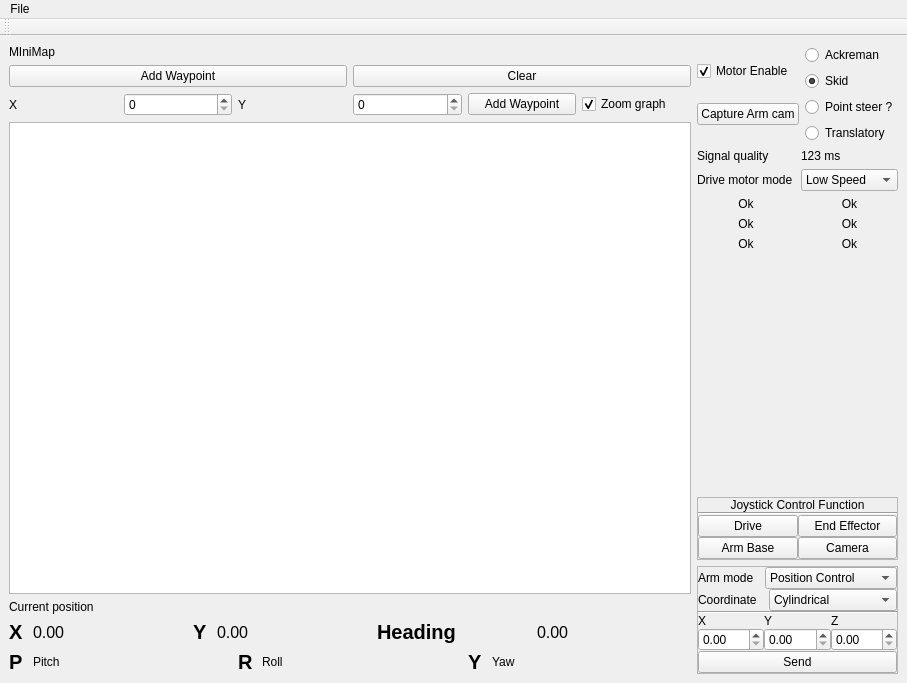
mcgill-robotics-archive/rover-2015, file catkin_ws/src/hci/ui_files/MainWindow_V4.ui: the form before one commit.
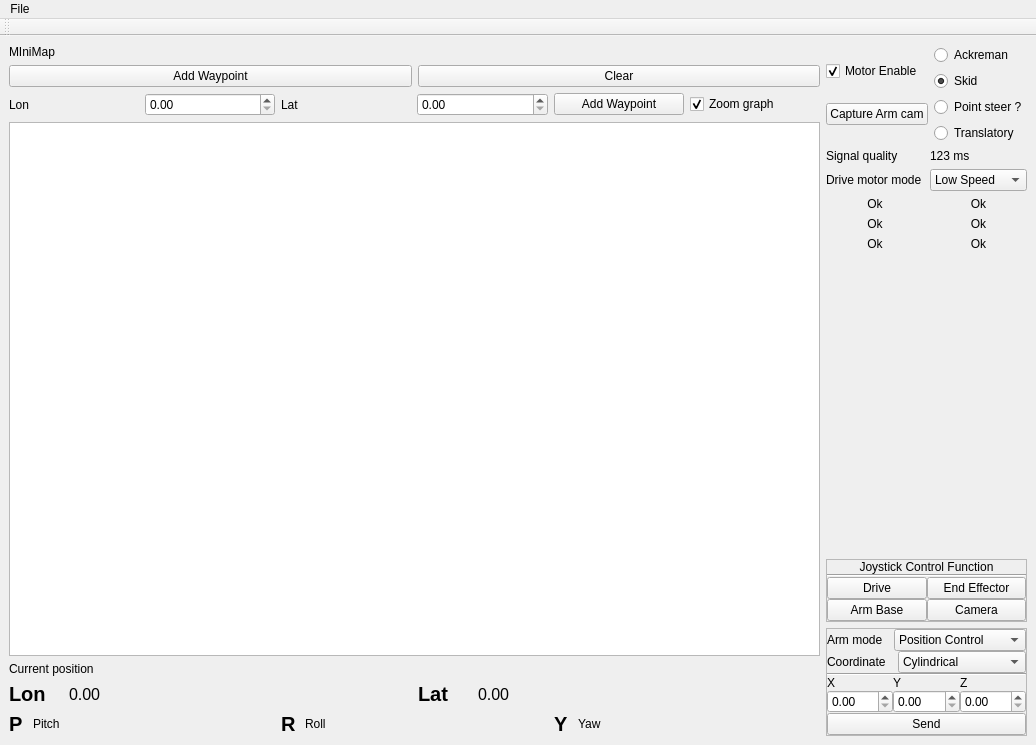
The form after the commit. Custom widgets are drawn as their Qt base class.

Commit message: implemented dms display of position, fixed axis consistancy in minimap,

```diff
--- a/catkin_ws/src/hci/ui_files/MainWindow_V4.ui
+++ b/catkin_ws/src/hci/ui_files/MainWindow_V4.ui
@@ -6,8 +6,8 @@
    <rect>
     <x>0</x>
     <y>0</y>
-    <width>907</width>
-    <height>683</height>
+    <width>1036</width>
+    <height>745</height>
    </rect>
   </property>
   <property name="windowTitle">
@@ -47,22 +47,22 @@
         <item>
          <widget class="QLabel" name="label_6">
           <property name="text">
-           <string>X</string>
+           <string>Lon</string>
           </property>
          </widget>
         </item>
         <item>
-         <widget class="QSpinBox" name="x"/>
+         <widget class="QDoubleSpinBox" name="x"/>
         </item>
         <item>
          <widget class="QLabel" name="label_7">
           <property name="text">
-           <string>Y</string>
+           <string>Lat</string>
           </property>
          </widget>
         </item>
         <item>
-         <widget class="QSpinBox" name="y"/>
+         <widget class="QDoubleSpinBox" name="y"/>
         </item>
         <item>
          <widget class="QPushButton" name="addMarkedWaypoint">
@@ -99,7 +99,7 @@
          <widget class="QLabel" name="label_12">
           <property name="maximumSize">
            <size>
-            <width>18</width>
+            <width>54</width>
             <height>16777215</height>
            </size>
           </property>
@@ -111,7 +111,7 @@
            </font>
           </property>
           <property name="text">
-           <string>X</string>
+           <string>Lon</string>
           </property>
          </widget>
         </item>
@@ -131,7 +131,7 @@
          <widget class="QLabel" name="label_15">
           <property name="maximumSize">
            <size>
-            <width>18</width>
+            <width>54</width>
             <height>16777215</height>
            </size>
           </property>
@@ -143,38 +143,12 @@
            </font>
           </property>
           <property name="text">
-           <string>Y</string>
+           <string>Lat</string>
           </property>
          </widget>
         </item>
         <item>
-         <widget class="QLabel" name="yActual">
-          <property name="font">
-           <font>
-            <pointsize>12</pointsize>
-           </font>
-          </property>
-          <property name="text">
-           <string>0.00</string>
-          </property>
-         </widget>
-        </item>
-        <item>
-         <widget class="QLabel" name="label_17">
-          <property name="font">
-           <font>
-            <pointsize>15</pointsize>
-            <weight>75</weight>
-            <bold>true</bold>
-           </font>
-          </property>
-          <property name="text">
-           <string>Heading</string>
-          </property>
-         </widget>
-        </item>
-        <item>
-         <widget class="QLabel" name="headingActual">
+         <widget class="QLabel" name="latActual">
           <property name="font">
            <font>
             <pointsize>12</pointsize>
@@ -714,7 +688,7 @@
     <rect>
      <x>0</x>
      <y>0</y>
-     <width>907</width>
+     <width>1036</width>
      <height>31</height>
     </rect>
    </property>
```
Left out of the diff: 2 changed lines with no effect on the pictures. The commit also changes 2 other files.
